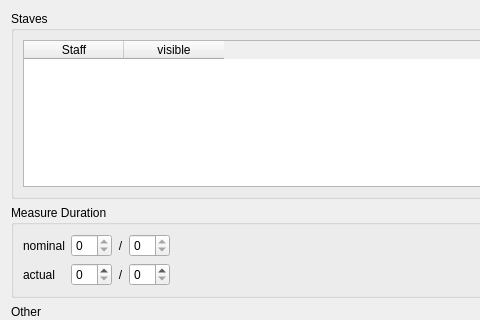
Before: the Qt Designer form mscore/mscore/measureproperties.ui in musescore/musescore-old, drawn with Qt 5; both pictures show x 0 to 480 and y 0 to 320 of the 726 by 433 pixel window.
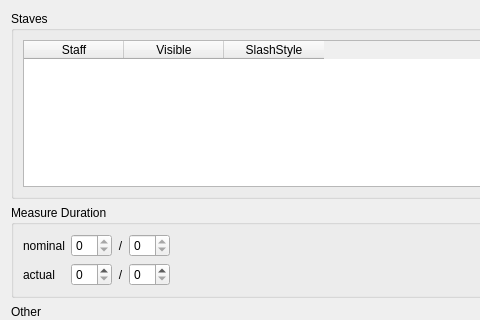
After: the same form once the commit is applied.

Commit message: implement slash style

```diff
--- a/mscore/mscore/measureproperties.ui
+++ b/mscore/mscore/measureproperties.ui
@@ -49,7 +49,12 @@
         </column>
         <column>
          <property name="text" >
-          <string>visible</string>
+          <string>Visible</string>
+         </property>
+        </column>
+        <column>
+         <property name="text" >
+          <string>SlashStyle</string>
          </property>
         </column>
        </widget>
```
The commit also changes 10 other files.
